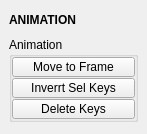
This is tentacle/ui/animation.ui in m3trik/tentacle as Qt 5 draws it before an edit. The edited form follows.
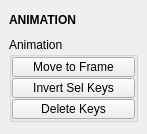
This is the edited form. Custom widgets are drawn as their Qt base class.

The edit to the form file:
```diff
--- a/tentacle/ui/animation.ui
+++ b/tentacle/ui/animation.ui
@@ -151,10 +151,10 @@
             <string>&lt;html&gt;&lt;head/&gt;&lt;body&gt;&lt;p&gt;Duplicate any selected keyframes and paste them inverted at the given time.&lt;/p&gt;&lt;/body&gt;&lt;/html&gt;</string>
            </property>
            <property name="text">
-            <string>Inverrt Sel Keys</string>
+            <string>Invert Sel Keys</string>
            </property>
            <property name="checkable">
-            <bool>true</bool>
+            <bool>false</bool>
            </property>
           </widget>
          </item>
```
Left out of the diff: 3 changed lines with no effect on the pictures.
